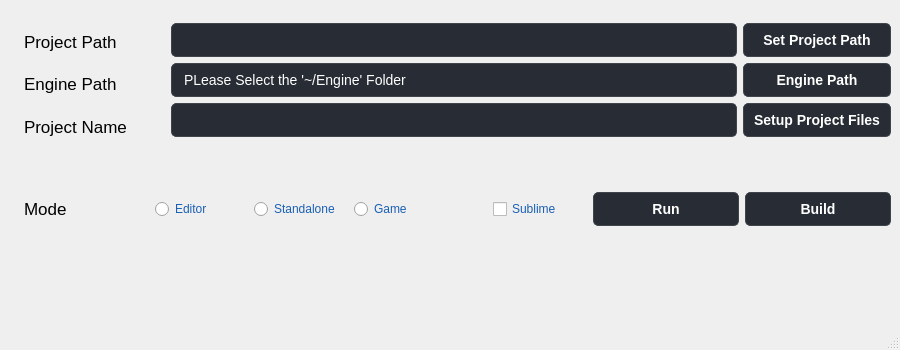
This is UnrealProjectSetup/mainwindow.ui in PentaPixelsUE/Unreal-Engine-Project-manager as Qt 5 draws it before an edit. The edited form follows.
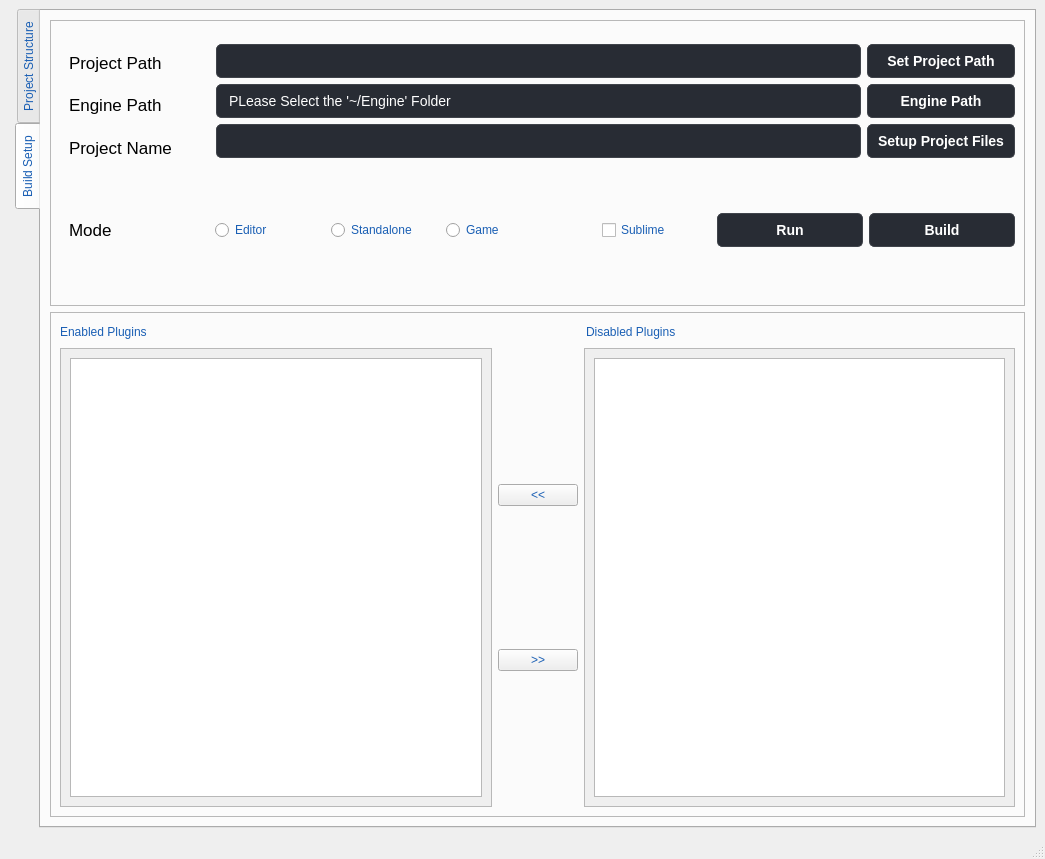
This is the edited form.

Commit message:
New UI with Plugin Manager and folder structure
Added Plugin manager that reads all the plugins and separates the enabled by default and disabled ones.

What changed in the file:
```diff
--- a/UnrealProjectSetup/mainwindow.ui
+++ b/UnrealProjectSetup/mainwindow.ui
@@ -6,8 +6,8 @@
    <rect>
     <x>0</x>
     <y>0</y>
-    <width>900</width>
-    <height>350</height>
+    <width>1045</width>
+    <height>859</height>
    </rect>
   </property>
   <property name="sizePolicy">
@@ -25,11 +25,94 @@
   <widget class="QWidget" name="Project_Path_Hbox">
    <layout class="QFormLayout" name="formLayout">
     <item row="0" column="1">
-     <layout class="QVBoxLayout" name="verticalLayout_4">
+     <widget class="QTabWidget" name="Main_Menu_Tabs">
+      <property name="tabPosition">
+       <enum>QTabWidget::West</enum>
+      </property>
+      <property name="tabShape">
+       <enum>QTabWidget::Rounded</enum>
+      </property>
+      <property name="currentIndex">
+       <number>1</number>
+      </property>
+      <property name="documentMode">
+       <bool>false</bool>
+      </property>
+      <property name="tabsClosable">
+       <bool>false</bool>
+      </property>
+      <property name="movable">
+       <bool>true</bool>
+      </property>
+      <property name="tabBarAutoHide">
+       <bool>false</bool>
+      </property>
+      <widget class="QWidget" name="Project_Structure_Tab">
+       <property name="layoutDirection">
+        <enum>Qt::LeftToRight</enum>
+       </property>
+       <attribute name="title">
+        <string>Project Structure</string>
+       </attribute>
+       <layout class="QHBoxLayout" name="horizontalLayout_5">
       <item>
-       <layout class="QHBoxLayout" name="horizontalLayout">
+         <widget class="QScrollArea" name="scrollArea">
+          <property name="widgetResizable">
+           <bool>true</bool>
+          </property>
+          <widget class="QWidget" name="scrollAreaWidgetContents">
+           <property name="geometry">
+            <rect>
+             <x>0</x>
+             <y>0</y>
+             <width>970</width>
+             <height>773</height>
+            </rect>
+           </property>
+           <layout class="QHBoxLayout" name="horizontalLayout_6">
         <item>
-         <layout class="QVBoxLayout" name="verticalLayout_3">
+             <widget class="QTreeWidget" name="treeWidget">
+              <column>
+               <property name="text">
+                <string>Project Folder Structure (Game/)</string>
+               </property>
+              </column>
+             </widget>
+            </item>
+            <item>
+             <widget class="QTreeView" name="treeView"/>
+            </item>
+           </layout>
+          </widget>
+         </widget>
+        </item>
+       </layout>
+      </widget>
+      <widget class="QWidget" name="Build_Setup_Tab">
+       <attribute name="title">
+        <string>Build Setup</string>
+       </attribute>
+       <layout class="QHBoxLayout" name="horizontalLayout_4">
+        <item>
+         <layout class="QVBoxLayout" name="verticalLayout_2">
+          <property name="rightMargin">
+           <number>0</number>
+          </property>
+          <item>
+           <widget class="QFrame" name="Build_Setup_Frame">
+            <property name="frameShape">
+             <enum>QFrame::StyledPanel</enum>
+            </property>
+            <property name="frameShadow">
+             <enum>QFrame::Raised</enum>
+            </property>
+            <layout class="QHBoxLayout" name="horizontalLayout_2">
+             <item>
+              <layout class="QVBoxLayout" name="Build_Setup_VBOX">
+               <item>
+                <layout class="QHBoxLayout" name="Paths_HBOX">
+                 <item>
+                  <layout class="QVBoxLayout" name="Path_Labels_VBOX">
           <item>
            <spacer name="verticalSpacer_3">
             <property name="orientation">
@@ -87,7 +170,7 @@
            </widget>
           </item>
           <item>
-           <widget class="QLabel" name="ProjectName">
+                    <widget class="QLabel" name="Project_Name_Label">
             <property name="styleSheet">
              <string notr="true">/* Label */
 QLabel {
@@ -122,7 +205,7 @@
          </layout>
         </item>
         <item>
-         <layout class="QVBoxLayout" name="verticalLayout_2">
+                  <layout class="QVBoxLayout" name="Input_Paths_VBOX">
           <item>
            <spacer name="verticalSpacer_7">
             <property name="orientation">
@@ -255,7 +338,7 @@
          </layout>
         </item>
         <item>
-         <layout class="QVBoxLayout" name="verticalLayout" stretch="0,0,0,0,0">
+                  <layout class="QVBoxLayout" name="Build_SetupButtons_VBOX" stretch="0,0,0,0,0">
           <property name="spacing">
            <number>6</number>
           </property>
@@ -482,7 +565,7 @@
        </layout>
       </item>
       <item>
-       <layout class="QHBoxLayout" name="horizontalLayout_2">
+                <layout class="QHBoxLayout" name="Modes_Build_Run_HBOX">
         <item>
          <widget class="QLabel" name="Build_Config_Lbl">
           <property name="styleSheet">
@@ -681,16 +764,22 @@
         <property name="orientation">
          <enum>Qt::Vertical</enum>
         </property>
+                 <property name="sizeType">
+                  <enum>QSizePolicy::Fixed</enum>
+                 </property>
         <property name="sizeHint" stdset="0">
          <size>
           <width>20</width>
-          <height>40</height>
+                   <height>6</height>
          </size>
         </property>
        </spacer>
       </item>
       <item>
-       <layout class="QHBoxLayout" name="horizontalLayout_3">
+                <layout class="QHBoxLayout" name="Standalone_Warning_HBOX">
+                 <property name="spacing">
+                  <number>0</number>
+                 </property>
         <property name="topMargin">
          <number>0</number>
         </property>
@@ -705,13 +794,19 @@
           <property name="sizeHint" stdset="0">
            <size>
             <width>158</width>
-            <height>20</height>
+                     <height>10</height>
            </size>
           </property>
          </spacer>
         </item>
         <item>
          <widget class="QLabel" name="Standalone_Warning_Lbl">
+                   <property name="minimumSize">
+                    <size>
+                     <width>0</width>
+                     <height>37</height>
+                    </size>
+                   </property>
           <property name="styleSheet">
            <string notr="true">color: red;</string>
           </property>
@@ -723,6 +818,191 @@
        </layout>
       </item>
      </layout>
+             </item>
+            </layout>
+           </widget>
+          </item>
+          <item>
+           <widget class="QFrame" name="Plugins_Frame">
+            <property name="frameShape">
+             <enum>QFrame::StyledPanel</enum>
+            </property>
+            <property name="frameShadow">
+             <enum>QFrame::Raised</enum>
+            </property>
+            <layout class="QVBoxLayout" name="verticalLayout">
+             <item>
+              <layout class="QHBoxLayout" name="PLugins_Lables_HBOX">
+               <property name="bottomMargin">
+                <number>0</number>
+               </property>
+               <item>
+                <widget class="QLabel" name="Plugins_Enabled_Lbl">
+                 <property name="text">
+                  <string>Enabled Plugins</string>
+                 </property>
+                </widget>
+               </item>
+               <item>
+                <spacer name="horizontalSpacer_4">
+                 <property name="orientation">
+                  <enum>Qt::Horizontal</enum>
+                 </property>
+                 <property name="sizeType">
+                  <enum>QSizePolicy::Fixed</enum>
+                 </property>
+                 <property name="sizeHint" stdset="0">
+                  <size>
+                   <width>376</width>
+                   <height>20</height>
+                  </size>
+                 </property>
+                </spacer>
+               </item>
+               <item>
+                <widget class="QLabel" name="Plugins_Available_Lbl">
+                 <property name="text">
+                  <string>Disabled Plugins</string>
+                 </property>
+                </widget>
+               </item>
+               <item>
+                <spacer name="horizontalSpacer_5">
+                 <property name="orientation">
+                  <enum>Qt::Horizontal</enum>
+                 </property>
+                 <property name="sizeType">
+                  <enum>QSizePolicy::Fixed</enum>
+                 </property>
+                 <property name="sizeHint" stdset="0">
+                  <size>
+                   <width>286</width>
+                   <height>20</height>
+                  </size>
+                 </property>
+                </spacer>
+               </item>
+              </layout>
+             </item>
+             <item>
+              <layout class="QHBoxLayout" name="horizontalLayout">
+               <property name="rightMargin">
+                <number>0</number>
+               </property>
+               <item>
+                <widget class="QScrollArea" name="Enabled_Plugins_Scroll_Area">
+                 <property name="widgetResizable">
+                  <bool>true</bool>
+                 </property>
+                 <widget class="QWidget" name="Enabled_Plugins_Area">
+                  <property name="geometry">
+                   <rect>
+                    <x>0</x>
+                    <y>0</y>
+                    <width>425</width>
+                    <height>401</height>
+                   </rect>
+                  </property>
+                  <layout class="QGridLayout" name="gridLayout">
+                   <item row="0" column="2">
+                    <widget class="QListView" name="Enabled_Plugins_List"/>
+                   </item>
+                  </layout>
+                 </widget>
+                </widget>
+               </item>
+               <item>
+                <layout class="QVBoxLayout" name="Plugins_In_Out_Button_VBOX">
+                 <property name="rightMargin">
+                  <number>0</number>
+                 </property>
+                 <item>
+                  <spacer name="verticalSpacer_10">
+                   <property name="orientation">
+                    <enum>Qt::Vertical</enum>
+                   </property>
+                   <property name="sizeHint" stdset="0">
+                    <size>
+                     <width>20</width>
+                     <height>40</height>
+                    </size>
+                   </property>
+                  </spacer>
+                 </item>
+                 <item>
+                  <widget class="QPushButton" name="To_Enable_Plugins_List">
+                   <property name="text">
+                    <string>&lt;&lt;</string>
+                   </property>
+                  </widget>
+                 </item>
+                 <item>
+                  <spacer name="verticalSpacer_2">
+                   <property name="orientation">
+                    <enum>Qt::Vertical</enum>
+                   </property>
+                   <property name="sizeHint" stdset="0">
+                    <size>
+                     <width>20</width>
+                     <height>40</height>
+                    </size>
+                   </property>
+                  </spacer>
+                 </item>
+                 <item>
+                  <widget class="QPushButton" name="To_Disable_Plugins_Btn">
+                   <property name="text">
+                    <string>&gt;&gt;</string>
+                   </property>
+                  </widget>
+                 </item>
+                 <item>
+                  <spacer name="verticalSpacer_9">
+                   <property name="orientation">
+                    <enum>Qt::Vertical</enum>
+                   </property>
+                   <property name="sizeHint" stdset="0">
+                    <size>
+                     <width>20</width>
+                     <height>40</height>
+                    </size>
+                   </property>
+                  </spacer>
+                 </item>
+                </layout>
+               </item>
+               <item>
+                <widget class="QScrollArea" name="Disabled_Plugins_Scroll_Area">
+                 <property name="widgetResizable">
+                  <bool>true</bool>
+                 </property>
+                 <widget class="QWidget" name="Disabled_Pluginsl_Area">
+                  <property name="geometry">
+                   <rect>
+                    <x>0</x>
+                    <y>0</y>
+                    <width>425</width>
+                    <height>401</height>
+                   </rect>
+                  </property>
+                  <layout class="QGridLayout" name="gridLayout_2">
+                   <item row="0" column="0">
+                    <widget class="QListView" name="Disabled_Plugins_List"/>
+                   </item>
+                  </layout>
+                 </widget>
+                </widget>
+               </item>
+              </layout>
+             </item>
+            </layout>
+           </widget>
+          </item>
+         </layout>
+        </item>
+       </layout>
+      </widget>
+     </widget>
     </item>
    </layout>
   </widget>
```
Left out of the diff: 2 changed lines with no effect on the pictures. Lines whose indentation alone changed are shown as unchanged. The commit also changes 207 other files.
